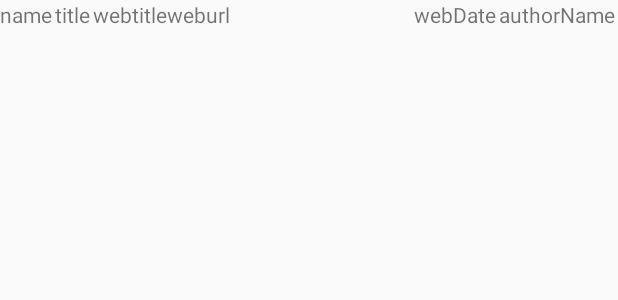
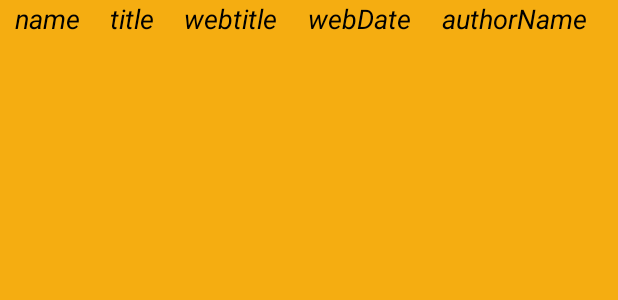
Before and after one commit to AZamalzoheir/NewsApp, an Android app: the layout newsinfo_list_item.xml on its own in the app's theme, with its tools: preview values and no code run, on a phone screen of 412 x 824 dp. Shown: the top 300 px of the screen. Run offline under Robolectric (Android 15) with nearby library versions, the phone set to English and light mode, and no system bars.

Commit message:
fourth commit

```diff
--- a/app/src/main/res/layout/newsinfo_list_item.xml
+++ b/app/src/main/res/layout/newsinfo_list_item.xml
@@ -2,44 +2,62 @@
 <LinearLayout xmlns:android="http://schemas.android.com/apk/res/android"
     android:layout_width="match_parent"
     android:layout_height="match_parent"
-    android:orientation="horizontal">
+    android:orientation="horizontal"
+    android:background="#F5AD11">
 
     <TextView
         android:id="@+id/title_of_article"
         android:layout_width="wrap_content"
         android:layout_height="wrap_content"
+        android:layout_marginRight="10dp"
+        android:layout_marginLeft="10dp"
+        android:layout_weight="0.5"
         android:text="name"
-        android:layout_marginRight="2dp"/>
+        android:textColor="@android:color/black"
+        android:textSize="18sp"
+        android:textStyle="italic" />
 
     <TextView
         android:id="@+id/name_of_section"
         android:layout_width="wrap_content"
         android:layout_height="wrap_content"
+        android:layout_marginRight="10dp"
+        android:layout_weight="0.5"
         android:text="title"
-        android:layout_marginRight="2dp"/>
+        android:textColor="@android:color/black"
+        android:textSize="18sp"
+        android:textStyle="italic" />
+
     <TextView
         android:id="@+id/web_title"
         android:layout_width="wrap_content"
         android:layout_height="wrap_content"
+        android:layout_marginRight="10dp"
+        android:layout_weight="0.5"
+        android:text="webtitle"
+        android:textColor="@android:color/black"
+        android:textSize="18sp"
+        android:textStyle="italic" />
 
-        android:text="webtitle" />
-    <TextView
-        android:id="@+id/web_url"
-        android:layout_width="wrap_content"
-        android:layout_height="wrap_content"
-        android:layout_weight="1"
-        android:text="weburl"
-        android:layout_marginRight="2dp"/>
     <TextView
         android:id="@+id/web_publishing_date"
         android:layout_width="wrap_content"
         android:layout_height="wrap_content"
+        android:layout_marginRight="10dp"
+        android:layout_weight="0.5"
         android:text="webDate"
-        android:layout_marginRight="2dp"/>
+        android:textColor="@android:color/black"
+        android:textSize="18sp"
+        android:textStyle="italic" />
+
     <TextView
         android:id="@+id/author_name"
         android:layout_width="wrap_content"
         android:layout_height="wrap_content"
+        android:layout_marginRight="10dp"
+        android:layout_weight="0.5"
         android:text="authorName"
-        android:layout_marginRight="2dp"/>
+        android:textColor="@android:color/black"
+        android:textSize="18sp"
+        android:textStyle="italic" />
 </LinearLayout>
--- a/app/src/main/res/values/colors.xml
+++ b/app/src/main/res/values/colors.xml
@@ -1,6 +1,6 @@
 <?xml version="1.0" encoding="utf-8"?>
 <resources>
-    <color name="colorPrimary">#3F51B5</color>
-    <color name="colorPrimaryDark">#303F9F</color>
-    <color name="colorAccent">#FF4081</color>
+    <color name="colorPrimary">#FD6B47</color>
+    <color name="colorPrimaryDark">#FF552A</color>
+    <color name="colorAccent">#FF552A</color>
 </resources>
```
